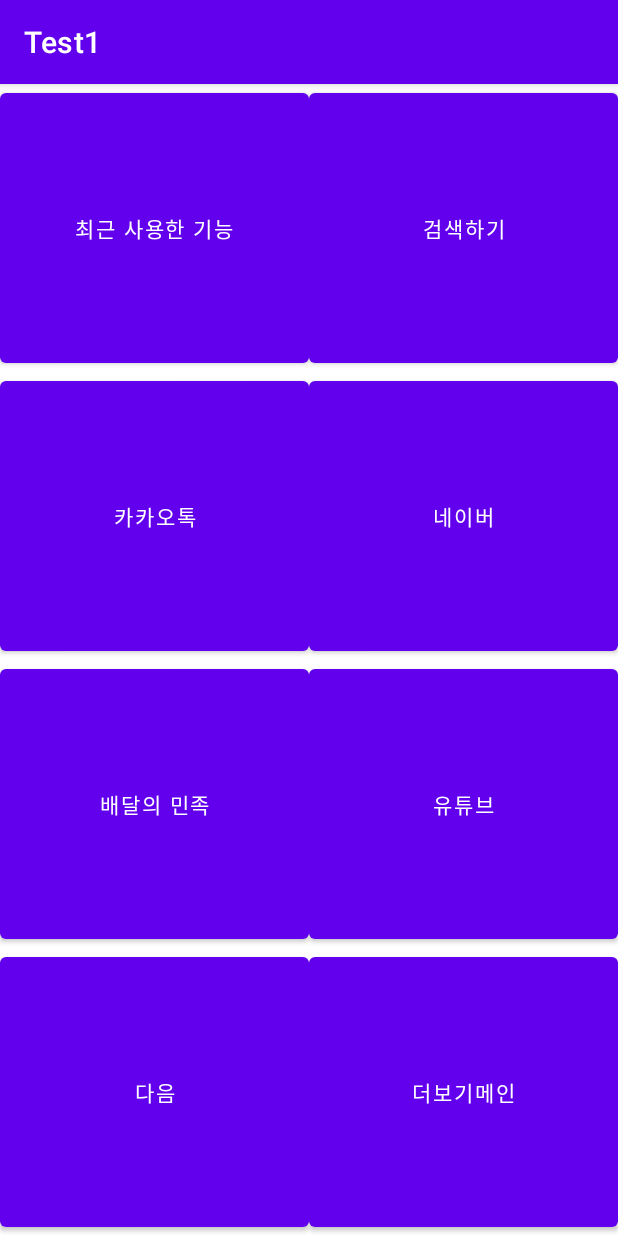
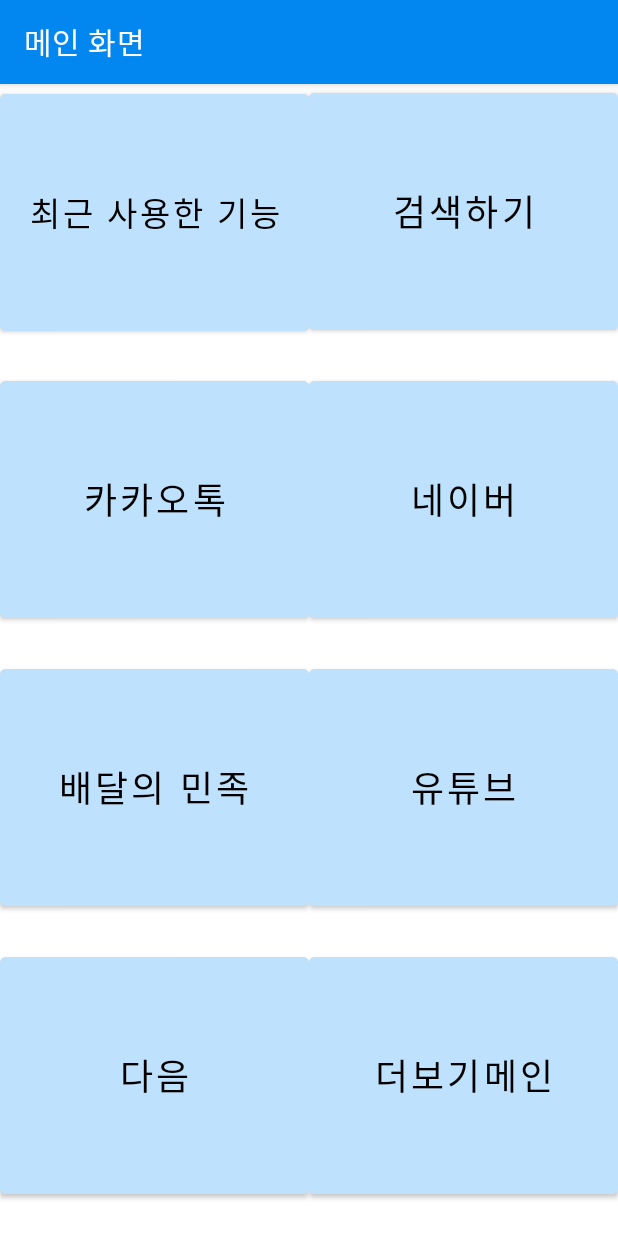
Before and after one commit to Maeil456/KNU, an Android app: the screen it shows after launch (MainActivity), on a phone screen of 412 x 824 dp. Run offline under Robolectric (Android 15) with nearby library versions, the phone set to English and light mode, and no system bars.

Commit message:
0911- 테마 색 변경, 뒤로가기 버튼 추가

```diff
--- a/app/src/main/java/com/example/test1/KakaoFunctionsActivity.kt
+++ b/app/src/main/java/com/example/test1/KakaoFunctionsActivity.kt
@@ -19,6 +19,11 @@ class KakaoFunctionsActivity : AppCompatActivity() {
     override fun onCreate(savedInstanceState: Bundle?) {
         super.onCreate(savedInstanceState)
         setContentView(R.layout.activity_kakao_functions)
+
+        supportActionBar?.apply {
+            title = "카카오톡" // 툴바 제목
+            setDisplayHomeAsUpEnabled(true) // 뒤로 가기 버튼 활성화
+        }
 
         val btnKakaoFunction1 = findViewById<Button>(R.id.btnKakaoFunction1)
         val btnKakaoFunction2 = findViewById<Button>(R.id.btnKakaoFunction2)
--- a/app/src/main/java/com/example/test1/MainActivity.kt
+++ b/app/src/main/java/com/example/test1/MainActivity.kt
@@ -42,7 +42,10 @@ class MainActivity : AppCompatActivity() {
     override fun onCreate(savedInstanceState: Bundle?) {
         super.onCreate(savedInstanceState)
 
-        supportActionBar?.show()
+        supportActionBar?.apply {
+            title = "메인 화면" // 툴바 제목
+        // 뒤로 가기 버튼 활성화
+        }
 
         setContentView(R.layout.activity_main)
 
--- a/app/src/main/java/com/example/test1/NaverFunctionActivity.kt
+++ b/app/src/main/java/com/example/test1/NaverFunctionActivity.kt
@@ -21,6 +21,11 @@ class NaverFunctionActivity : AppCompatActivity() {
     override fun onCreate(savedInstanceState: Bundle?) {
         super.onCreate(savedInstanceState)
         setContentView(R.layout.activity_naver_functions)
+
+        supportActionBar?.apply {
+            title = "네이버" // 툴바 제목
+            setDisplayHomeAsUpEnabled(true) // 뒤로 가기 버튼 활성화
+        }
 
         val btnEpisode1 = findViewById<Button>(R.id.btnNaverFunction1)
         val btnEpisode2 = findViewById<Button>(R.id.btnNaverFunction2)
--- a/app/src/main/java/com/example/test1/NewsFunctionActivity.kt
+++ b/app/src/main/java/com/example/test1/NewsFunctionActivity.kt
@@ -21,6 +21,11 @@ class NewsFunctionActivity : AppCompatActivity() {
     override fun onCreate(savedInstanceState: Bundle?) {
         super.onCreate(savedInstanceState)
         setContentView(R.layout.activity_news)
+
+        supportActionBar?.apply {
+            title = "네이버 뉴스" // 툴바 제목
+            setDisplayHomeAsUpEnabled(true) // 뒤로 가기 버튼 활성화
+        }
 
         val btnEpisode1 = findViewById<Button>(R.id.btnpolit)
         val btnEpisode2 = findViewById<Button>(R.id.btnceleb)
--- a/app/src/main/java/com/example/test1/SearchActivity.kt
+++ b/app/src/main/java/com/example/test1/SearchActivity.kt
@@ -266,6 +266,11 @@ class SearchActivity : AppCompatActivity() {
         super.onCreate(savedInstanceState)
         setContentView(R.layout.activity_seacrh)
 
+        supportActionBar?.apply {
+            title = "검색하기" // 툴바 제목
+            setDisplayHomeAsUpEnabled(true) // 뒤로 가기 버튼 활성화
+        }
+
         searchResultsAdapter = ArrayAdapter(this, android.R.layout.simple_list_item_1, mutableListOf())
         val searchResultsListView = findViewById<ListView>(R.id.searchResultsListView)
         searchResultsListView.adapter = searchResultsAdapter
--- a/app/src/main/res/layout/activity_favor.xml
+++ b/app/src/main/res/layout/activity_favor.xml
@@ -4,6 +4,7 @@
     android:layout_height="match_parent"
     android:orientation="vertical"
     android:padding="16dp">
+
 
     <LinearLayout
         android:layout_width="match_parent"
--- a/app/src/main/res/layout/activity_main.xml
+++ b/app/src/main/res/layout/activity_main.xml
@@ -17,16 +17,22 @@
         <Button
             android:id="@+id/btnfavor"
             android:layout_width="0dp"
-            android:layout_height="match_parent"
+            android:layout_height="170dp"
             android:layout_weight="1"
-            android:text="최근 사용한 기능" />
+            android:backgroundTint="#BEE1FD"
+            android:text="최근 사용한 기능"
+            android:textColor="#000000"
+            android:textSize="22sp" />
 
         <Button
             android:id="@+id/btnsearch"
             android:layout_width="0dp"
-            android:layout_height="match_parent"
+            android:layout_height="170dp"
             android:layout_weight="1"
-            android:text="검색하기" />
+            android:backgroundTint="#BEE1FD"
+            android:text="검색하기"
+            android:textColor="#000000"
+            android:textSize="24sp" />
     </LinearLayout>
 
     <!-- 두 번째 행 -->
@@ -39,16 +45,24 @@
         <Button
             android:id="@+id/btnkakao"
             android:layout_width="0dp"
-            android:layout_height="match_parent"
+            android:layout_height="170dp"
             android:layout_weight="1"
-            android:text="카카오톡" />
+            android:backgroundTint="#BEE1FD"
+            android:text="카카오톡"
+            android:textColor="#000000"
+            android:textSize="24sp"
+            tools:textSize="24sp" />
 
         <Button
             android:id="@+id/btnnaver"
             android:layout_width="0dp"
-            android:layout_height="match_parent"
+            android:layout_height="170dp"
             android:layout_weight="1"
-            android:text="네이버" />
+            android:backgroundTint="#BEE1FD"
+            android:text="네이버"
+            android:textColor="#000000"
+            android:textSize="24sp"
+            tools:textSize="24sp" />
     </LinearLayout>
 
     <!-- 세 번째 행 -->
@@ -61,16 +75,24 @@
         <Button
             android:id="@+id/btndelivery"
             android:layout_width="0dp"
-            android:layout_height="match_parent"
+            android:layout_height="170dp"
             android:layout_weight="1"
-            android:text="배달의 민족" />
+            android:backgroundTint="#BEE1FD"
+            android:text="배달의 민족"
+            android:textColor="#000000"
+            android:textSize="24sp"
+            android:textStyle="normal"
+            tools:textSize="24sp" />
 
         <Button
             android:id="@+id/btnyoutube"
             android:layout_width="0dp"
-            android:layout_height="match_parent"
+            android:layout_height="170dp"
             android:layout_weight="1"
-            android:text="유튜브" />
+            android:backgroundTint="#BEE1FD"
+            android:text="유튜브"
+            android:textColor="#000000"
+            android:textSize="24sp" />
     </LinearLayout>
 
     <!-- 네 번째 행 -->
@@ -83,16 +105,22 @@
         <Button
             android:id="@+id/btndaum"
             android:layout_width="0dp"
-            android:layout_height="match_parent"
+            android:layout_height="170dp"
             android:layout_weight="1"
-            android:text="다음" />
+            android:backgroundTint="#BEE1FD"
+            android:text="다음"
+            android:textColor="#000000"
+            android:textSize="24sp" />
 
         <Button
             android:id="@+id/btnetc"
             android:layout_width="0dp"
-            android:layout_height="match_parent"
+            android:layout_height="170dp"
             android:layout_weight="1"
-            android:text="더보기메인" />
+            android:backgroundTint="#BEE1FD"
+            android:text="더보기메인"
+            android:textColor="#000000"
+            android:textSize="24sp" />
     </LinearLayout>
 
 </LinearLayout>
--- a/app/src/main/res/values/colors.xml
+++ b/app/src/main/res/values/colors.xml
@@ -7,4 +7,5 @@
     <color name="teal_700">#FF018786</color>
     <color name="black">#FF000000</color>
     <color name="white">#FFFFFFFF</color>
+    <color name="blue_500">#FF0287F1</color>
 </resources>
--- a/app/src/main/res/values/themes.xml
+++ b/app/src/main/res/values/themes.xml
@@ -2,8 +2,8 @@
     <!-- Base application theme. -->
     <style name="Theme.Test1" parent="Theme.MaterialComponents.DayNight.DarkActionBar">
         <!-- Primary brand color. -->
-        <item name="colorPrimary">@color/purple_500</item>
-        <item name="colorPrimaryVariant">@color/purple_700</item>
+        <item name="colorPrimary">@color/blue_500</item>
+        <item name="colorPrimaryVariant">@color/blue_500</item>
         <item name="colorOnPrimary">@color/white</item>
         <!-- Secondary brand color. -->
         <item name="colorSecondary">@color/teal_200</item>
```
Also changed, not shown: app/src/main/AndroidManifest.xml (+18 -5 lines), app/src/main/java/com/example/test1/FavorActivity.kt (+7 -0 lines).
